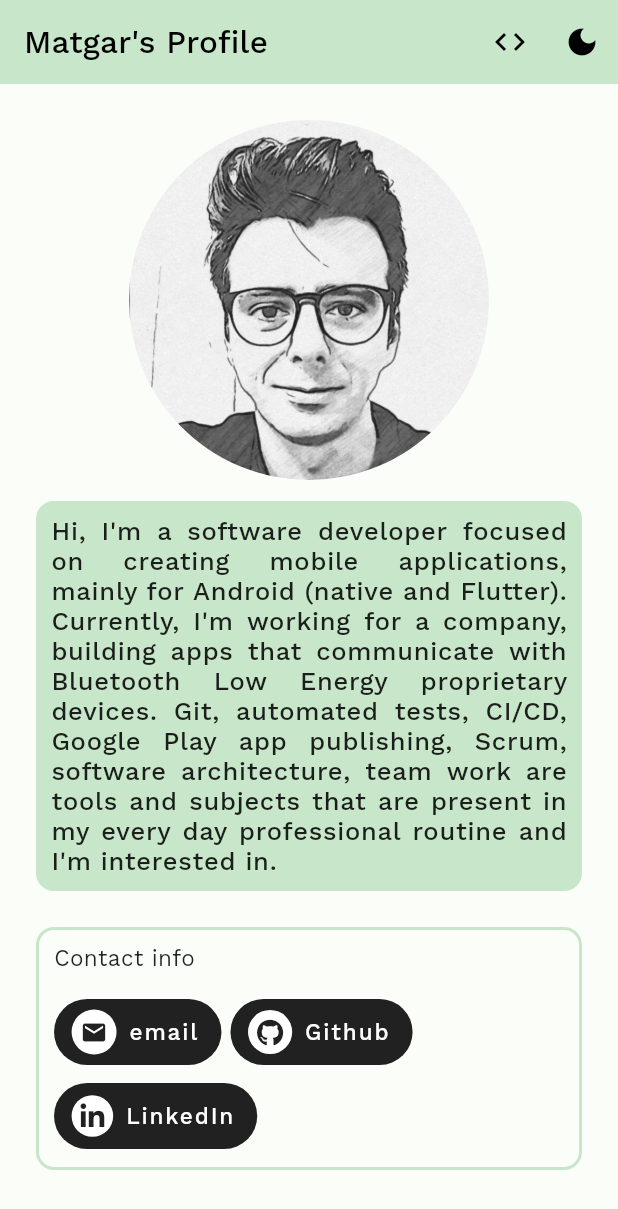
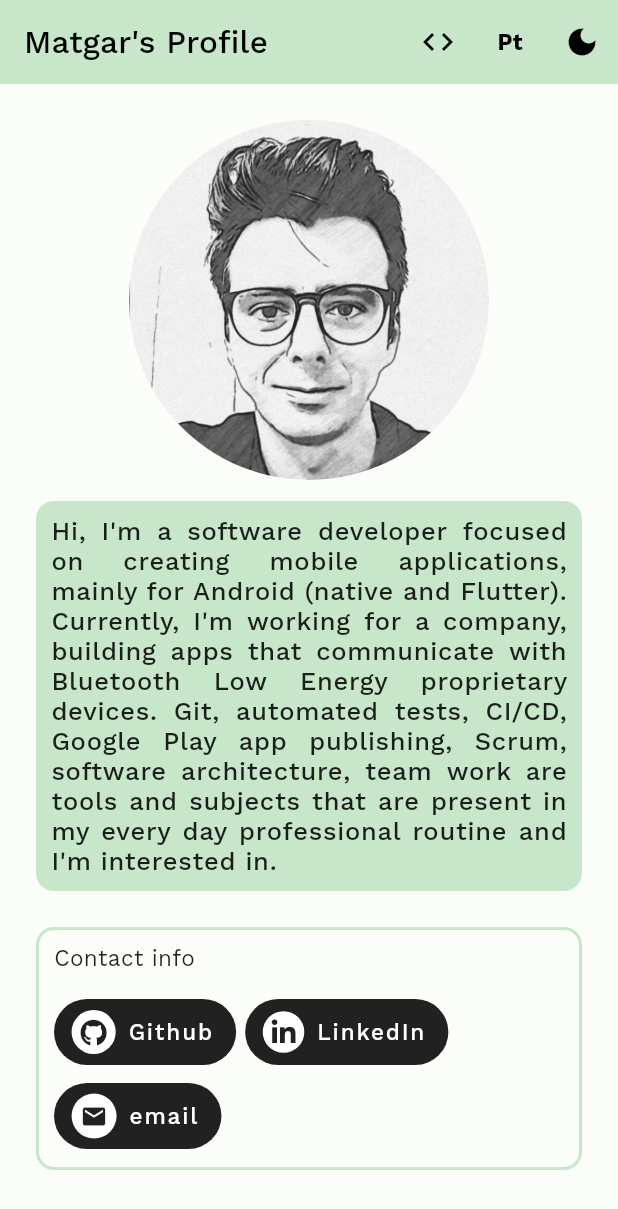
Before and after one commit to matgar/profile_web, a Flutter app: the screen it shows after launch, on a phone screen of 412 x 824 dp. Shown: the top 1209 px of the screen. Run offline on Flutter 3.47's test engine with Material 2 defaults, Android fonts, the phone set to English and light mode, and no system bars; our stand-ins replace font_awesome_flutter, google_fonts; generated files the repository leaves out were written again.

Commit message:
Adding support to localization
Using intl package to localize the application.
English and Portuguese are supported

```diff
--- /dev/null
+++ b/l10n.yaml
@@ -0,0 +1,3 @@
+arb-dir: lib/core/l10n
+template-arb-file: app_en.arb
+output-localization-file: app_localizations.dart
--- a/lib/core/strings.dart
+++ /dev/null
@@ -1,14 +0,0 @@
-class Strings {
-  const Strings._();
-
-  static const String appTitle = 'Matgar';
-  static const String homeTitle = 'Matgar\'s Profile';
-  static const String profileDescription = 'Hi, I\'m a software developer focused on creating mobile applications, mainly for Android (native and Flutter). Currently, I\'m working for a company, building apps that communicate with Bluetooth Low Energy proprietary devices. Git, automated tests, CI/CD, Google Play app publishing, Scrum, software architecture, team work are tools and subjects that are present in my every day professional routine and I\'m interested in.';
-  static const String contactPanelTitle = 'Contact info';
-  static const String emailAction = 'email';
-  static const String githubAction = 'Github';
-  static const String linkedInAction = 'LinkedIn';
-  static const String repositoryActionTooltip = 'Project repository';
-  static const String darkThemeActionTooltip = 'Dark mode';
-  static const String lightThemeActionTooltip = 'Light mode';
-}
--- a/lib/data/settings.dart
+++ b/lib/data/settings.dart
@@ -1,15 +1,27 @@
 import 'package:flutter/material.dart';
+
+Locale? _deviceLocale;
+Locale? get deviceLocale => _deviceLocale;
+set deviceLocale(Locale? locale) {
+  _deviceLocale = locale;
+}
 
 class Settings {
   final ThemeMode? themeMode;
+  final Locale? _locale;
 
-  const Settings._({this.themeMode = ThemeMode.system});
+  const Settings._({
+    this.themeMode = ThemeMode.system,
+    Locale? locale,
+  }) : _locale = locale;
 
   static Settings of(BuildContext context) {
     final scope =
         context.dependOnInheritedWidgetOfExactType<_SettingsBindingScope>()!;
     return scope.settingsBindingState.currentSettings;
   }
+
+  Locale? get locale => _locale ?? deviceLocale;
 
   Brightness resolvedBrightness() {
     switch (themeMode) {
@@ -22,16 +34,23 @@ class Settings {
     }
   }
 
-  Settings copyWith({ThemeMode? themeMode}) => Settings._(
+  Settings copyWith({
+    ThemeMode? themeMode,
+    Locale? locale,
+  }) =>
+      Settings._(
         themeMode: themeMode ?? this.themeMode,
+        locale: locale ?? this.locale,
       );
 
   @override
   bool operator ==(Object other) =>
-      other is Settings && themeMode == other.themeMode;
+      other is Settings &&
+      themeMode == other.themeMode &&
+      locale == other.locale;
 
   @override
-  int get hashCode => Object.hashAll([themeMode]);
+  int get hashCode => Object.hash(themeMode, locale);
 
   static void update(BuildContext context, Settings settings) {
     final scope =
--- a/lib/main.dart
+++ b/lib/main.dart
@@ -1,15 +1,18 @@
 import 'package:flutter/material.dart';
+import 'package:flutter_localizations/flutter_localizations.dart';
 import 'package:font_awesome_flutter/font_awesome_flutter.dart';
-import 'package:profile_web/core/strings.dart';
 import 'package:profile_web/core/styles.dart';
 import 'package:profile_web/data/settings.dart';
 import 'package:profile_web/widgets/app_repository_action_button.dart';
 import 'package:profile_web/widgets/content_button.dart';
 import 'package:profile_web/widgets/content_tile.dart';
+import 'package:profile_web/widgets/locale_action_button.dart';
 import 'package:profile_web/widgets/outlined_panel.dart';
 import 'package:profile_web/widgets/panel.dart';
 import 'package:profile_web/widgets/theme_mode_action_button.dart';
 import 'package:url_launcher/url_launcher.dart';
+
+import 'package:flutter_gen/gen_l10n/app_localizations.dart';
 
 void main() {
   runApp(const ProfileApp());
@@ -23,12 +26,25 @@ class ProfileApp extends StatelessWidget {
   Widget build(BuildContext context) {
     return SettingsBinding(
       child: Builder(builder: (context) {
+        final settings = Settings.of(context);
         return MaterialApp(
-          title: Strings.appTitle,
-          themeMode: Settings.of(context).themeMode,
+          title: 'Matgar',
+          themeMode: settings.themeMode,
           theme: Styles.lightTheme,
           darkTheme: Styles.darkTheme,
-          home: const HomePage(title: Strings.homeTitle),
+          localizationsDelegates: const [
+            AppLocalizations.delegate,
+            ...GlobalMaterialLocalizations.delegates,
+            ...GlobalCupertinoLocalizations.delegates,
+            GlobalWidgetsLocalizations.delegate,
+          ],
+          supportedLocales: AppLocalizations.supportedLocales,
+          locale: settings.locale,
+          localeListResolutionCallback: (locales, supportedLocales) {
+            deviceLocale = locales?.first;
+            return basicLocaleListResolution(locales, supportedLocales);
+          },
+          home: const HomePage(),
         );
       }),
     );
@@ -41,19 +57,19 @@ class HomePage extends StatelessWidget {
   static const _linkedInUrl = 'https://linkedin.com/in/matgar';
   static const _repositoryUrl = 'https://github.com/matgar/profile_web';
 
-  final String title;
-
-  const HomePage({Key? key, required this.title}) : super(key: key);
+  const HomePage({Key? key}) : super(key: key);
 
   @override
   Widget build(BuildContext context) {
+    final localizations = AppLocalizations.of(context)!;
     return Scaffold(
       appBar: AppBar(
-        title: Text(title),
+        title: Text(localizations.homeTitle),
         actions: [
           AppRepositoryActionButton(
             onPressed: () => launchUrl(Uri.parse(_repositoryUrl)),
           ),
+          const LocaleActionButton(),
           const ThemeModeActionButton(),
         ],
       ),
@@ -77,7 +93,7 @@ class HomePage extends StatelessWidget {
               const SizedBox(height: 14),
               Panel(
                 child: Text(
-                  Strings.profileDescription,
+                  localizations.profileDescription,
                   textAlign: TextAlign.justify,
                   style: Theme.of(context).textTheme.bodyText1,
                 ),
@@ -85,24 +101,24 @@ class HomePage extends StatelessWidget {
               const SizedBox(height: 24),
               OutlinedPanel(
                 child: ContentTile(
-                  title: const Text(Strings.contactPanelTitle),
+                  title: Text(localizations.contactPanelTitle),
                   children: [
                     ContentButton(
-                      icon: const Icon(Icons.email),
-                      label: const Text(Strings.emailAction),
-                      onPressed: () => launchUrl(Uri.parse(_emailUrl)),
-                    ),
-                    const SizedBox(width: 6),
-                    ContentButton(
                       icon: const FaIcon(FontAwesomeIcons.github),
-                      label: const Text(Strings.githubAction),
+                      label: Text(localizations.githubAction),
                       onPressed: () => launchUrl(Uri.parse(_githubUrl)),
                     ),
                     const SizedBox(width: 6),
                     ContentButton(
                       icon: const FaIcon(FontAwesomeIcons.linkedinIn),
-                      label: const Text(Strings.linkedInAction),
+                      label: Text(localizations.linkedInAction),
                       onPressed: () => launchUrl(Uri.parse(_linkedInUrl)),
+                    ),
+                    const SizedBox(width: 6),
+                    ContentButton(
+                      icon: const Icon(Icons.email),
+                      label: Text(localizations.emailAction),
+                      onPressed: () => launchUrl(Uri.parse(_emailUrl)),
                     ),
                   ],
                 ),
--- a/lib/widgets/app_repository_action_button.dart
+++ b/lib/widgets/app_repository_action_button.dart
@@ -1,5 +1,6 @@
 import 'package:flutter/material.dart';
-import 'package:profile_web/core/strings.dart';
+
+import 'package:flutter_gen/gen_l10n/app_localizations.dart';
 
 class AppRepositoryActionButton extends StatelessWidget {
   final VoidCallback? onPressed;
@@ -13,7 +14,7 @@ class AppRepositoryActionButton extends StatelessWidget {
   Widget build(BuildContext context) {
     return IconButton(
       onPressed: onPressed,
-      tooltip: Strings.repositoryActionTooltip,
+      tooltip: AppLocalizations.of(context)!.repositoryActionTooltip,
       icon: const Icon(Icons.code),
     );
   }
--- /dev/null
+++ b/lib/widgets/locale_action_button.dart
@@ -0,0 +1,58 @@
+import 'package:flutter/material.dart';
+import 'package:profile_web/data/settings.dart';
+
+import 'package:flutter_gen/gen_l10n/app_localizations.dart';
+
+class LocaleActionButton extends StatelessWidget {
+  const LocaleActionButton({Key? key}) : super(key: key);
+
+  @override
+  Widget build(BuildContext context) {
+    return IconButton(
+      onPressed: () => _changeMode(context),
+      tooltip: AppLocalizations.of(context)?.localeActionTooltip,
+      icon: _getIcon(context),
+    );
+  }
+
+  void _changeMode(BuildContext context) {
+    final settings = Settings.of(context);
+    final currentLocale = settings.locale;
+
+    if (currentLocale != null) {
+      switch (currentLocale.languageCode) {
+        case 'en':
+          Settings.update(
+            context,
+            settings.copyWith(locale: const Locale('pt')),
+          );
+          break;
+        case 'pt':
+          Settings.update(
+            context,
+            settings.copyWith(locale: const Locale('en')),
+          );
+          break;
+      }
+    }
+  }
+
+  Widget _getIcon(BuildContext context) {
+    final settings = Settings.of(context);
+    final currentLocale = settings.locale;
+
+
+    if (currentLocale != null) {
+      const style = TextStyle(fontWeight: FontWeight.bold);
+
+      switch (currentLocale.languageCode) {
+        case 'en':
+          return  const Text('Pt', style: style);
+        case 'pt':
+          return const Text('En', style: style);
+      }
+    }
+
+    return const Icon(Icons.warning);
+  }
+}
--- a/lib/widgets/theme_mode_action_button.dart
+++ b/lib/widgets/theme_mode_action_button.dart
@@ -1,6 +1,7 @@
 import 'package:flutter/material.dart';
-import 'package:profile_web/core/strings.dart';
 import 'package:profile_web/data/settings.dart';
+
+import 'package:flutter_gen/gen_l10n/app_localizations.dart';
 
 class ThemeModeActionButton extends StatelessWidget {
   const ThemeModeActionButton({Key? key}) : super(key: key);
@@ -15,11 +16,12 @@ class ThemeModeActionButton extends StatelessWidget {
   }
 
   String _getTooltip(BuildContext context) {
+    final localizations = AppLocalizations.of(context)!;
     switch (Settings.of(context).resolvedBrightness()) {
       case Brightness.dark:
-        return Strings.lightThemeActionTooltip;
+        return localizations.lightThemeActionTooltip;
       case Brightness.light:
-        return Strings.darkThemeActionTooltip;
+        return localizations.darkThemeActionTooltip;
     }
   }
 
```
Also changed, not shown: lib/core/l10n/app_en.arb (added, +42 -0 lines), lib/core/l10n/app_pt.arb (added, +42 -0 lines), pubspec.yaml (+8 -2 lines), pubspec.lock.
